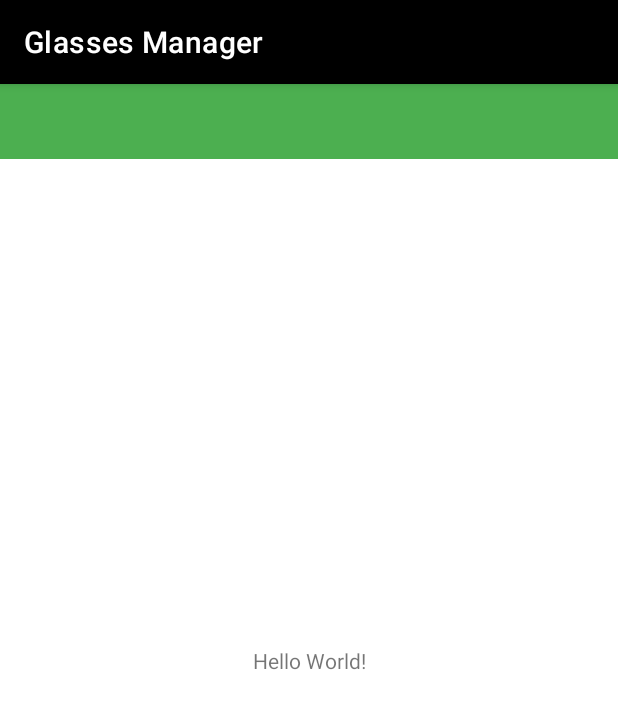
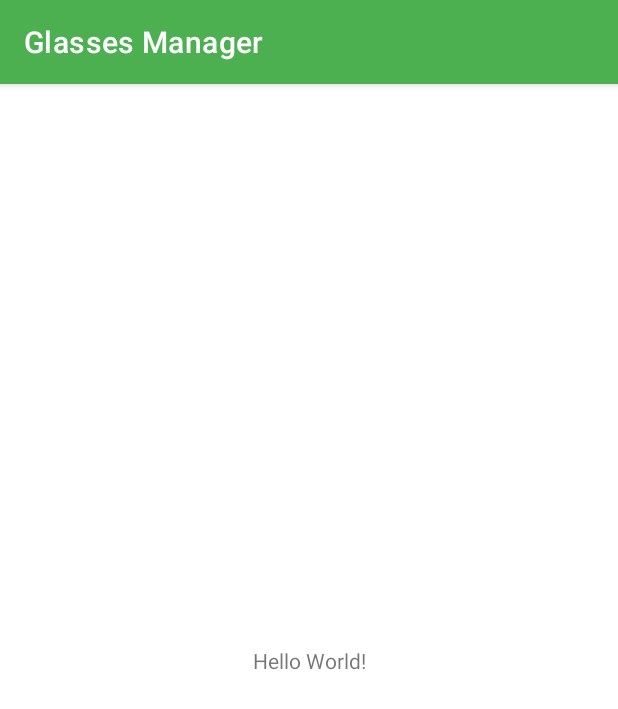
Before and after one commit to SrockNiper/smart-glasses-projekt, an Android app: the screen it shows after launch (MainActivity), on a phone screen of 412 x 824 dp. Shown: the top 709 px of the screen. Run offline under Robolectric (Android 15) with nearby library versions, the phone set to English and light mode, and no system bars.

Commit message:
Úprava pozadí za názvem aplikace

```diff
--- a/aplikace/app/src/main/res/layout/activity_main.xml
+++ b/aplikace/app/src/main/res/layout/activity_main.xml
@@ -16,16 +16,4 @@
         app:layout_constraintStart_toStartOf="parent"
         app:layout_constraintTop_toTopOf="parent" />
 
-    <LinearLayout
-        android:id="@+id/layouttop"
-        android:layout_width="match_parent"
-        android:layout_height="50dp"
-        android:background="#4CAF50"
-        android:orientation="vertical"
-        app:layout_constraintEnd_toEndOf="parent"
-        app:layout_constraintStart_toStartOf="parent"
-        app:layout_constraintTop_toTopOf="parent"
-        app:layout_editor_absoluteX="0dp"
-        app:layout_editor_absoluteY="0dp"></LinearLayout>
-
 </androidx.constraintlayout.widget.ConstraintLayout>
--- a/aplikace/app/src/main/res/values/themes.xml
+++ b/aplikace/app/src/main/res/values/themes.xml
@@ -2,7 +2,7 @@
     <!-- Base application theme. -->
     <style name="Theme.MyApplication" parent="Theme.MaterialComponents.DayNight.DarkActionBar">
         <!-- Primary brand color. -->
-        <item name="colorPrimary">@color/black</item>
+        <item name="colorPrimary">#4CAF50</item>
         <item name="colorPrimaryVariant">@color/black</item>
         <item name="colorOnPrimary">@color/white</item>
         <!-- Secondary brand color. -->
```
